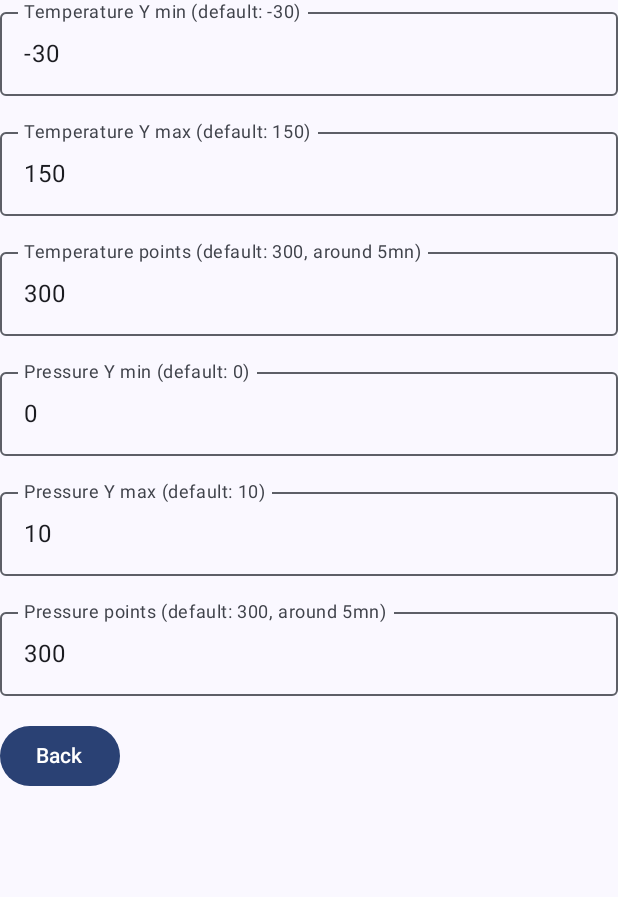
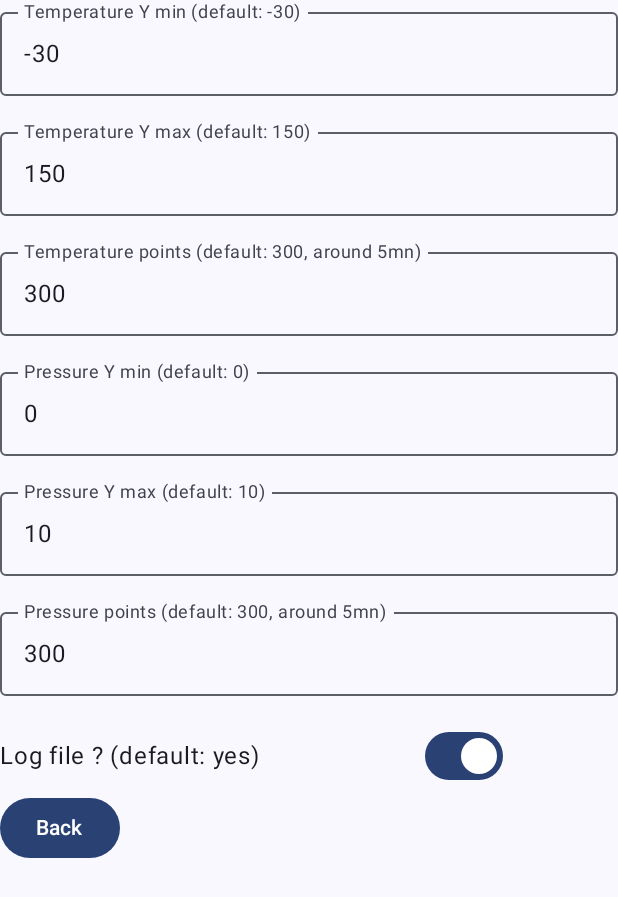
Before and after one commit to 1nsp1r3/telemetry, an Android app built with Jetpack Compose: the screen it shows after launch (MainActivity), after a tap on "Settings", on a phone screen of 412 x 824 dp. Shown: the top 897 px of the screen. Run offline under Robolectric (Android 15) with nearby library versions, the phone set to English and light mode, and no system bars; libraries missing offline, so code that uses them is left out: com.github.mikephil.charting; 1 statement that could not run was skipped.

Commit message:
Log file can be disabled

```diff
--- a/app/src/main/java/org/inspir3/telemetry/Settings.kt
+++ b/app/src/main/java/org/inspir3/telemetry/Settings.kt
@@ -3,6 +3,7 @@ package org.inspir3.telemetry
 import android.content.Context
 import android.util.Log
 import androidx.datastore.preferences.core.Preferences
+import androidx.datastore.preferences.core.booleanPreferencesKey
 import androidx.datastore.preferences.core.edit
 import androidx.datastore.preferences.core.intPreferencesKey
 import androidx.datastore.preferences.preferencesDataStore
@@ -23,6 +24,7 @@ class Default {
         const val PRESSURE_YMIN = 0
         const val PRESSURE_YMAX = 10
         const val PRESSURE_POINTS = 300 //around 5 minutes
+        const val LOG_FILE = true
     }
 }
 
@@ -34,6 +36,7 @@ class Settings {
         var pressureYmin: Int = Default.PRESSURE_YMIN
         var pressureYmax: Int = Default.PRESSURE_YMAX
         var pressurePoints: Int = Default.PRESSURE_POINTS
+        var logFile: Boolean = Default.LOG_FILE
 
         //Divers
         val startTime: LocalDateTime = LocalDateTime.now()
@@ -48,6 +51,7 @@ class Settings {
                 pressureYmin = loadInt(context, "pressureYmin", Default.PRESSURE_YMIN)
                 pressureYmax = loadInt(context, "pressureYmax", Default.PRESSURE_YMAX)
                 pressurePoints = loadInt(context, "pressurePoints", Default.PRESSURE_POINTS)
+                logFile = loadBoolean(context, "logFile", Default.LOG_FILE)
             }
             log()
         }
@@ -62,6 +66,7 @@ class Settings {
                 save(context, "pressureYmin", pressureYmin)
                 save(context, "pressureYmax", pressureYmax)
                 save(context, "pressurePoints", pressurePoints)
+                save(context, "logFile", logFile)
             }
             this.log()
         }
@@ -74,6 +79,7 @@ class Settings {
             Log.d(I3.TAG, "pressureYmin: $pressureYmin")
             Log.d(I3.TAG, "pressureYmax: $pressureYmax")
             Log.d(I3.TAG, "pressurePoints: $pressurePoints")
+            Log.d(I3.TAG, "logFile: $logFile")
         }
 
         /**
@@ -88,6 +94,17 @@ class Settings {
         }
 
         /**
+         * Helper to load a boolean
+         */
+        private suspend fun loadBoolean(context: Context, name: String, default: Boolean): Boolean {
+            val key = booleanPreferencesKey(name)
+            val flow: Flow<Boolean> = context.dataStore.data.map {
+                it[key] ?: default
+            }
+            return flow.first()
+        }
+
+        /**
          * Helper to save an int
          */
         private suspend fun save(context: Context, name: String, value: Int) {
@@ -96,5 +113,15 @@ class Settings {
                 it[key] = value
             }
         }
+
+        /**
+         * Helper to save a boolean
+         */
+        private suspend fun save(context: Context, name: String, value: Boolean) {
+            val key = booleanPreferencesKey(name)
+            context.dataStore.edit {
+                it[key] = value
+            }
+        }
     }
 }
--- a/app/src/main/java/org/inspir3/telemetry/view/SettingsView.kt
+++ b/app/src/main/java/org/inspir3/telemetry/view/SettingsView.kt
@@ -3,12 +3,17 @@ package org.inspir3.telemetry.view
 import android.content.Context
 import org.inspir3.common.compose.InputWholeNumber
 import androidx.compose.foundation.layout.Column
+import androidx.compose.foundation.layout.Row
 import androidx.compose.foundation.layout.fillMaxWidth
 import androidx.compose.material3.Button
+import androidx.compose.material3.Switch
 import androidx.compose.material3.Text
 import androidx.compose.runtime.Composable
+import androidx.compose.runtime.getValue
 import androidx.compose.runtime.mutableStateOf
 import androidx.compose.runtime.remember
+import androidx.compose.runtime.setValue
+import androidx.compose.ui.Alignment
 import androidx.compose.ui.Modifier
 import org.inspir3.telemetry.Default
 import org.inspir3.telemetry.Settings
@@ -21,6 +26,7 @@ fun SettingsView(context: Context, mainRoute: () -> Unit = {}) {
     val pressureYminText = remember { mutableStateOf(Settings.pressureYmin.toString()) }
     val pressureYmaxText = remember { mutableStateOf(Settings.pressureYmax.toString()) }
     val pressurePointsText = remember { mutableStateOf(Settings.pressurePoints.toString()) }
+    var logFile by remember { mutableStateOf(Settings.logFile) }
 
     Column(Modifier.fillMaxWidth()) {
         InputWholeNumber(
@@ -59,6 +65,21 @@ fun SettingsView(context: Context, mainRoute: () -> Unit = {}) {
             onUpdate = { Settings.pressurePoints = it },
             defaultValue = Default.PRESSURE_POINTS,
         )
+        Row(verticalAlignment = Alignment.CenterVertically) {
+            Text(
+                text = "Log file ? (default: yes)",
+                modifier = Modifier.fillMaxWidth().weight(1f),
+            )
+            Switch(
+                checked = logFile,
+                onCheckedChange = {
+                    logFile = it
+                    Settings.logFile = it
+                },
+                modifier = Modifier.weight(1f),
+            )
+        }
+
         Button(onClick = {
             Settings.save(context)
             mainRoute()
```
Also changed, not shown: app/src/main/java/org/inspir3/common/file/TextFile.kt (+13 -4 lines), app/src/main/java/org/inspir3/telemetry/MainForegroundService.kt (+12 -8 lines), app/src/main/java/org/inspir3/telemetry/ble/BleListener.kt (+15 -5 lines), app/src/main/java/org/inspir3/telemetry/view/TestView.kt (+22 -11 lines).
